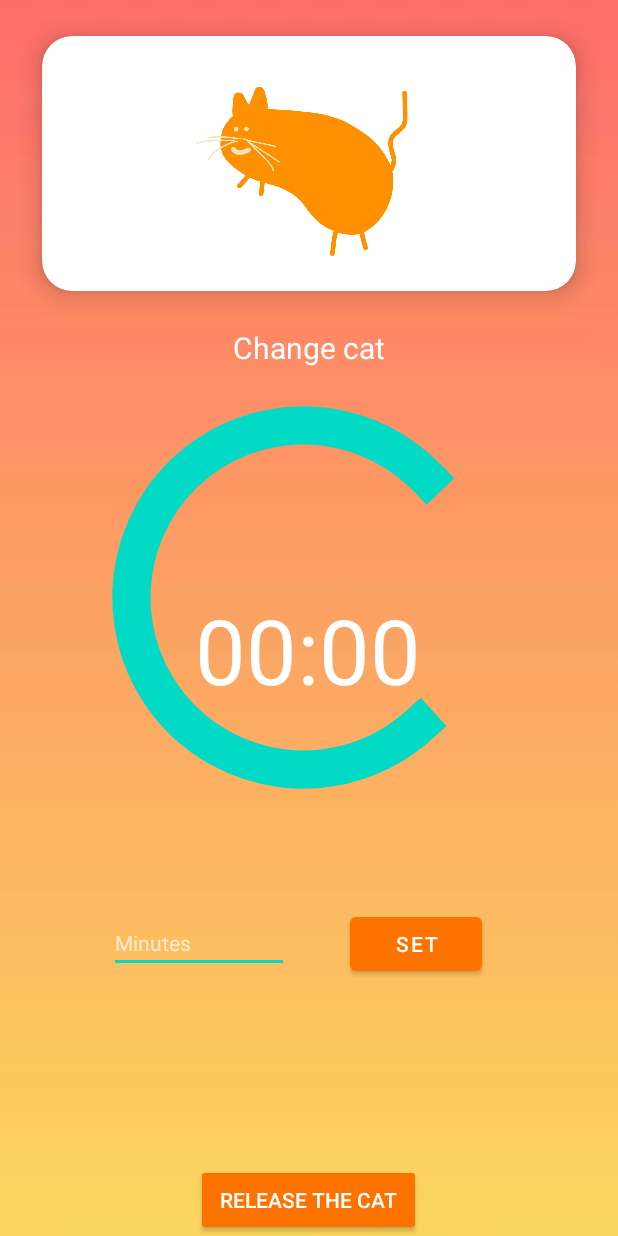
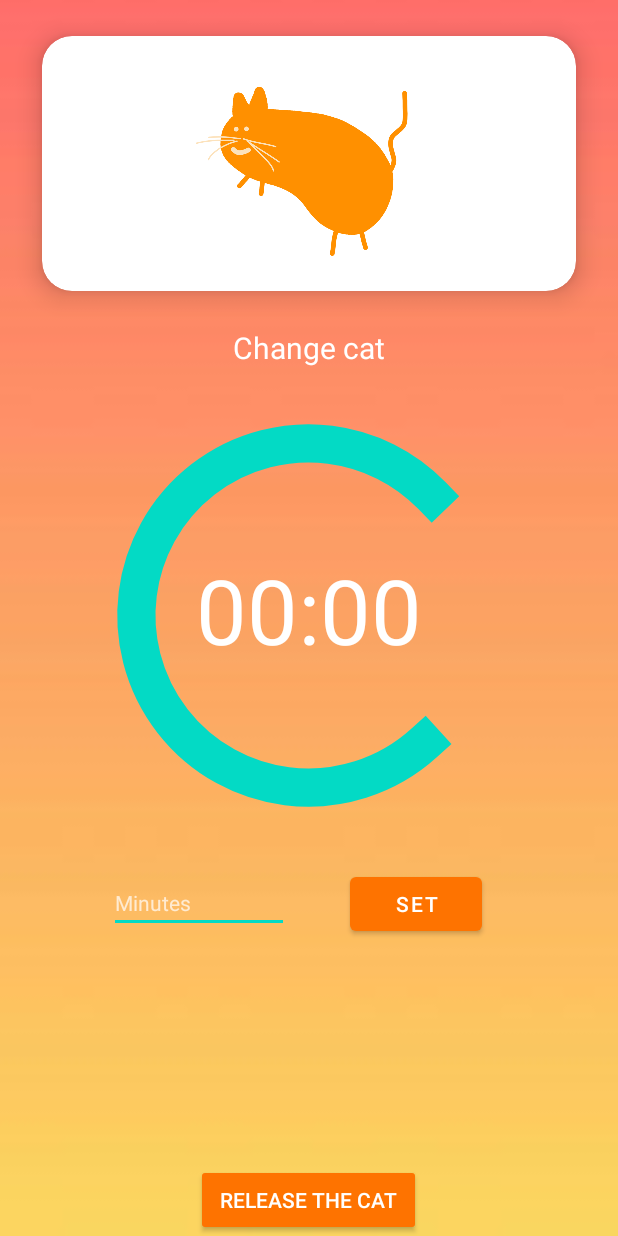
Before and after one commit to Hack-Roll-2022/CatDo, an Android app: the screen it shows after launch (MainActivity), on a phone screen of 412 x 824 dp. Run offline under Robolectric (Android 15) with nearby library versions, the phone set to English and light mode, and no system bars; libraries missing offline, so code that uses them is left out: me.zhanghai.android; plain views replace MaterialProgressBar; 1 statement that could not run was skipped.

Commit message:
Fixed progress bar

```diff
--- a/app/src/main/java/com/example/catdonotification/MainActivity.java
+++ b/app/src/main/java/com/example/catdonotification/MainActivity.java
@@ -9,6 +9,7 @@ import android.os.Bundle;
 import android.view.View;
 import android.widget.ImageButton;
 import android.widget.ImageView;
+import android.widget.ProgressBar;
 import android.widget.Toast;
 
 import android.os.CountDownTimer;
@@ -107,14 +108,13 @@ public class MainActivity extends AppCompatActivity {
 
     private void startTimer() {
         _endTime = System.currentTimeMillis() + _timeLeft;
-        long interval = 1000 / _startTime * 100;
 
         mCountDownTimer = new CountDownTimer(_timeLeft, 1000) {
             @Override
             public void onTick(long millisUntilFinished) {
                 _timeLeft = millisUntilFinished;
-                materialProgressBar.setProgress(curr);
-                curr += (int) _startTime / 60000;
+                curr++;
+                materialProgressBar.setProgress((int) (curr * 100000 / _startTime));
                 updateCountDownText();
             }
 
@@ -138,6 +138,7 @@ public class MainActivity extends AppCompatActivity {
     private void resetTimer() {
         _timeLeft = _startTime;
         materialProgressBar.setProgress(0);
+        curr = 0;
         updateCountDownText();
         updateWatchInterface();
     }
--- a/app/src/main/res/layout/activity_main.xml
+++ b/app/src/main/res/layout/activity_main.xml
@@ -46,18 +46,18 @@
         app:layout_constraintTop_toBottomOf="@+id/cardView" />
 
     <me.zhanghai.android.materialprogressbar.MaterialProgressBar
+        android:id="@+id/progress"
         style="@style/Widget.MaterialProgressBar.ProgressBar"
-        android:id="@+id/progress"
+        android:layout_width="wrap_content"
+        android:layout_height="wrap_content"
         android:minWidth="306dp"
         android:minHeight="306dp"
-        android:layout_width="wrap_content"
-        android:layout_height="wrap_content"
         app:layout_constraintBottom_toBottomOf="@+id/button"
         app:layout_constraintEnd_toEndOf="parent"
-        app:layout_constraintHorizontal_bias="0.463"
+        app:layout_constraintHorizontal_bias="0.495"
         app:layout_constraintStart_toStartOf="parent"
         app:layout_constraintTop_toBottomOf="@+id/textView"
-        app:layout_constraintVertical_bias="0.0" />
+        app:layout_constraintVertical_bias="0.044" />
 
     <Button
         android:id="@+id/button"
@@ -110,12 +110,11 @@
         android:text="@string/_00_00"
         android:textColor="@android:color/white"
         android:textSize="60sp"
-        app:layout_constraintBottom_toBottomOf="@+id/button"
-        app:layout_constraintEnd_toEndOf="parent"
-        app:layout_constraintHorizontal_bias="0.498"
-        app:layout_constraintStart_toStartOf="parent"
-        app:layout_constraintTop_toTopOf="@+id/cardView"
-        app:layout_constraintVertical_bias="0.528" />
+        app:layout_constraintBottom_toBottomOf="@+id/progress"
+        app:layout_constraintEnd_toEndOf="@+id/progress"
+        app:layout_constraintStart_toStartOf="@+id/progress"
+        app:layout_constraintTop_toTopOf="@+id/progress"
+        app:layout_constraintVertical_bias="0.482" />
 
     <Button
         android:id="@+id/button_start_pause"
```
